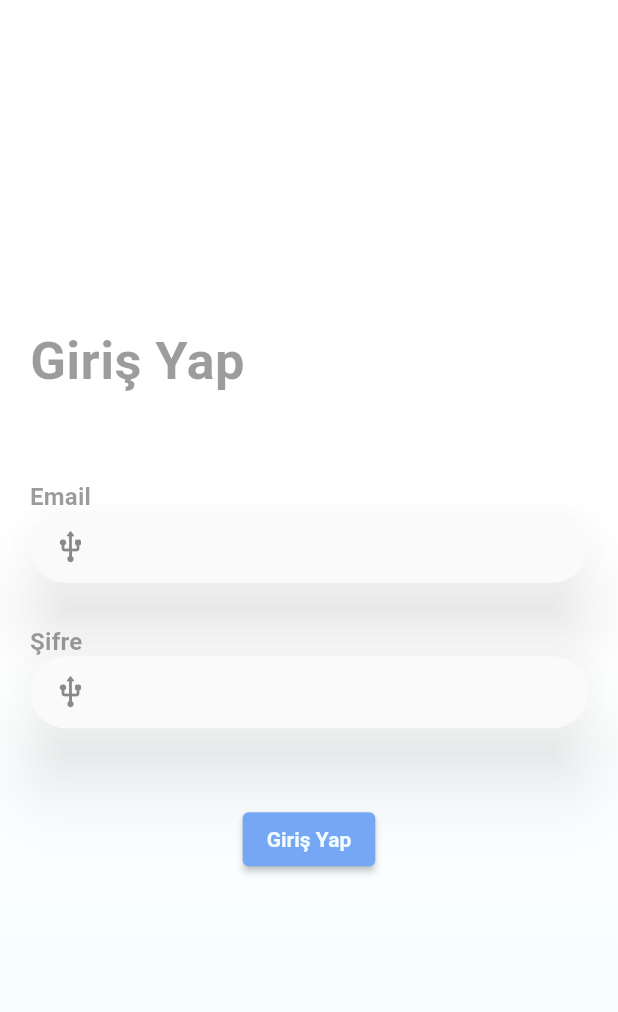
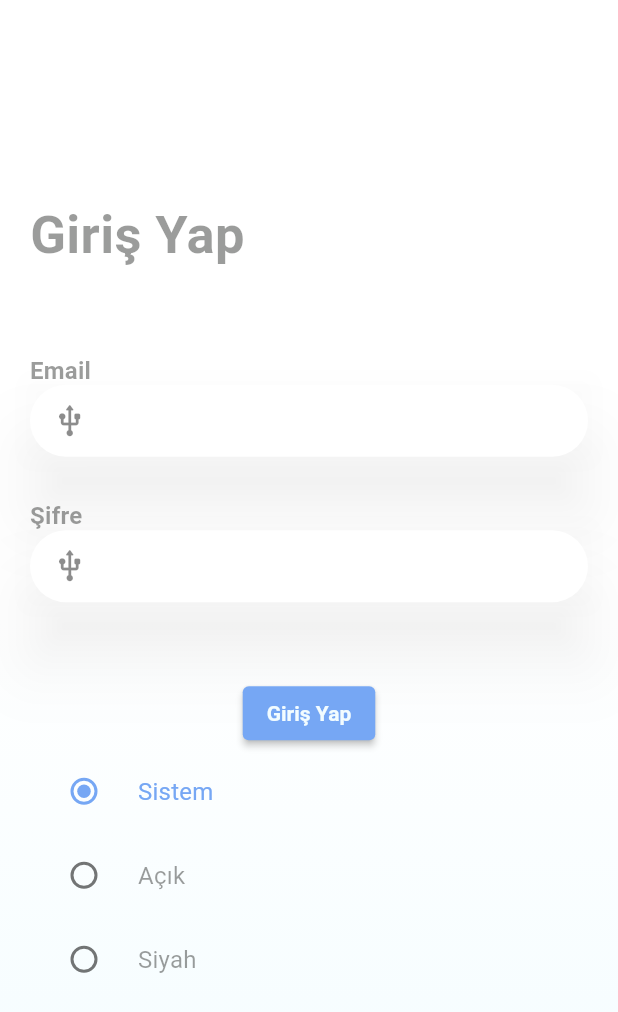
Before and after one commit to furkanyalcindag/comitfy-fuarQR-mobile, a Flutter app: the screen it shows after launch, on a phone screen of 412 x 824 dp. Shown: the top 1012 px of the screen. Run offline on Flutter 3.47's test engine with Material 2 defaults, Android fonts, the phone set to English and light mode, and no system bars; our stand-ins replace get, google_fonts, shared_preferences; missing offline and left inert: qr_code_scanner; generated files the repository leaves out were written again.

Commit message:
Login page design and topic is almost done

```diff
--- a/lib/core/config/app_config.dart
+++ b/lib/core/config/app_config.dart
@@ -7,12 +7,14 @@ class AppConfig extends InheritedWidget {
     required this.appDisplayName,
     required this.appInternalId,
     required this.baseURL,
+    required this.loginPath,
     required Widget child,
   }) : super(key: key, child: child);
 
   final String appDisplayName;
   final int appInternalId;
   final String baseURL;
+  final String loginPath;
 
   static AppConfig? of(BuildContext context) {
     return context.dependOnInheritedWidgetOfExactType<AppConfig>();
--- a/lib/core/envs/main_dev.dart
+++ b/lib/core/envs/main_dev.dart
@@ -12,7 +12,8 @@ void main() {
   var configuredApp = AppConfig(
     appDisplayName: "FuarQR",
     appInternalId: 1,
-    baseURL: '',
+    baseURL: 'http://89.252.140.57:8080',
+    loginPath: '/auth/login',
     child: MyApp(),
   );
   // Provides firebase and internet connection
--- a/lib/core/envs/main_local.dart
+++ b/lib/core/envs/main_local.dart
@@ -12,7 +12,8 @@ void main() {
   var configuredApp = AppConfig(
     appDisplayName: "FuarQR",
     appInternalId: 1,
-    baseURL: '',
+    baseURL: 'http://89.252.140.57:8080',
+    loginPath: '/auth/login',
     child: MyApp(),
   );
   // Provides firebase and internet connection
--- a/lib/core/envs/main_prod.dart
+++ b/lib/core/envs/main_prod.dart
@@ -12,7 +12,8 @@ void main() {
   var configuredApp = AppConfig(
     appDisplayName: "FuarQR",
     appInternalId: 1,
-    baseURL: '',
+    baseURL: 'http://89.252.140.57:8080',
+    loginPath: '/auth/login',
     child: MyApp(),
   );
   // Provides firebase and internet connection
--- a/lib/core/l10n/app_en.arb
+++ b/lib/core/l10n/app_en.arb
@@ -2,5 +2,8 @@
   "signIn": "Kayıt Ol",
   "login": "Giriş Yap",
   "email": "Email",
-  "password": "Password"
+  "password": "Password",
+  "errorEmailEmpty":  "Email cannot be empty",
+  "errorPassEmpty": "Password cannot be empty",
+  "errorPassLength": "Password length must be 8 or greater"
 }
--- a/lib/core/l10n/app_tr.arb
+++ b/lib/core/l10n/app_tr.arb
@@ -2,5 +2,8 @@
   "signIn": "Kayıt Ol",
   "login": "Giriş Yap",
   "email": "Email",
-  "password": "Şifre"
+  "password": "Şifre",
+  "errorEmailEmpty":  "Email boş olmamalı",
+  "errorPassEmpty": "Şifre boş olmamalı",
+  "errorPassLength": "Şifre en az 8 karakter olmalı"
 }
--- a/lib/core/utility/themes.dart
+++ b/lib/core/utility/themes.dart
@@ -8,6 +8,7 @@ class Themes {
       visualDensity: VisualDensity.adaptivePlatformDensity,
       scaffoldBackgroundColor: white,
       iconTheme: const IconThemeData(color: black),
+      primaryColor: white,
       colorScheme: ColorScheme.fromSeed(
         seedColor: white,
         primaryContainer: white,
--- a/lib/view/auth/login_page.dart
+++ b/lib/view/auth/login_page.dart
@@ -3,6 +3,7 @@ import 'package:flutter/src/widgets/container.dart';
 import 'package:flutter/src/widgets/framework.dart';
 import 'package:flutter/widgets.dart';
 import 'package:flutter_gen/gen_l10n/app_localizations.dart';
+import 'package:fuar_qr/core/config/app_config.dart';
 import 'package:fuar_qr/core/utility/constants.dart';
 import 'package:fuar_qr/core/utility/theme_choice.dart';
 import 'package:fuar_qr/view/componentbuilders/textfield_builder.dart';
@@ -17,12 +18,33 @@ class LoginPage extends StatefulWidget {
 }
 
 class _LoginPageState extends State<LoginPage> {
-  late final TextEditingController emailTextFieldController;
+  late final TextEditingController _emailTextFieldController;
+  late final TextEditingController _passwordTextFieldController;
+  final GlobalKey<FormState> formKey = GlobalKey<FormState>();
 
   @override
   void initState() {
     super.initState();
-    emailTextFieldController = TextEditingController();
+    _emailTextFieldController = TextEditingController();
+    _passwordTextFieldController = TextEditingController();
+  }
+
+  Future<void> fetchUserLogin(String email, String password) async {
+    final _loginUrl =
+        AppConfig.of(context)!.baseURL + AppConfig.of(context)!.loginPath;
+    print(_loginUrl);
+    //final response = await loginService.fetchLogin(_baseUrl, email, password);
+    /*if (response != null) {
+      saveToken(response.token ?? '');
+      navigateToHome();
+    }*/
+  }
+
+  void changeButton() {
+    setState(() {
+      fetchUserLogin(
+          _emailTextFieldController.text, _passwordTextFieldController.text);
+    });
   }
 
   @override
@@ -67,12 +89,21 @@ class _LoginPageState extends State<LoginPage> {
                 const SizedBox(
                   height: 60,
                 ),
-                Column(
+                Form(
+                  key: formKey,
+                  child: Column(
                     children: [
                       buildTextField(
                         labelText: AppLocalizations.of(context)!.email,
                         context: context,
-                      controller: emailTextFieldController,
+                        controller: _emailTextFieldController,
+                        validator: (value) {
+                          if (value!.isEmpty == true) {
+                            return AppLocalizations.of(context)!
+                                .errorEmailEmpty;
+                          }
+                          return null;
+                        },
                       ),
                       const SizedBox(
                         height: 30,
@@ -80,18 +111,33 @@ class _LoginPageState extends State<LoginPage> {
                       buildTextField(
                         labelText: AppLocalizations.of(context)!.password,
                         context: context,
-                      controller: emailTextFieldController,
+                        controller: _passwordTextFieldController,
+                        isPassword: true,
+                        validator: (value) {
+                          if (value!.isEmpty == true) {
+                            return AppLocalizations.of(context)!.errorPassEmpty;
+                          }
+                          if (value.length < 8) {
+                            return AppLocalizations.of(context)!
+                                .errorPassLength;
+                          }
+                          return null;
+                        },
                       ),
                       const SizedBox(
                         height: 50,
                       ),
                       ElevatedButton(
-                      onPressed: () => {
-                        Get.off(() => Home()),
+                        onPressed: () {
+                          if (formKey.currentState?.validate() ?? false) {
+                            return changeButton();
+                          }
                         },
                         child: Text(AppLocalizations.of(context)!.login),
                       ),
+                      ThemeChoice(),
                     ],
+                  ),
                 ),
               ],
             ),
--- a/lib/view/componentbuilders/textfield_builder.dart
+++ b/lib/view/componentbuilders/textfield_builder.dart
@@ -2,34 +2,62 @@
 
 import 'package:flutter/material.dart';
 import 'package:fuar_qr/view/componentbuilders/label_builder.dart';
+import 'package:flutter_gen/gen_l10n/app_localizations.dart';
 
 Widget buildTextField(
     {required BuildContext context,
     required TextEditingController controller,
     String? labelText,
-    String? hintText}) {
+    String? hintText,
+    bool isPassword = false,
+    required String? Function(String? value)? validator}) {
   return ConstrainedBox(
     constraints: BoxConstraints(maxWidth: 600),
     child: Column(
       children: [
         buildLabel(context: context, text: labelText),
         Material(
-          borderRadius: BorderRadius.circular(100),
           elevation: 20,
-          shadowColor: Colors.black.withOpacity(0.5),
-          child: TextField(
+          color: Colors.transparent,
+          shadowColor: Colors.black.withOpacity(0.3),
+          child: TextFormField(
+            obscureText: isPassword ? true : false,
+            enableSuggestions: isPassword ? false : true,
+            autocorrect: false,
+            autovalidateMode: AutovalidateMode.onUserInteraction,
+            validator: validator,
             controller: controller,
-            autocorrect: false,
             style: Theme.of(context).textTheme.subtitle1!,
             decoration: InputDecoration(
               border: InputBorder.none,
               hintText: hintText,
+              filled: true,
+              fillColor: Theme.of(context).primaryColor,
               hintStyle: Theme.of(context).textTheme.subtitle1!,
-              contentPadding: EdgeInsets.fromLTRB(20.0, 10.0, 20.0, 10.0),
-              icon: Container(
-                  width: 15,
-                  padding: EdgeInsets.only(left: 15),
+              contentPadding: EdgeInsets.fromLTRB(20.0, 15.0, 20.0, 10.0),
+              prefixIcon: Container(
+                  padding: EdgeInsets.only(left: 5),
                   child: Icon(Icons.usb_rounded)),
+              enabledBorder: OutlineInputBorder(
+                borderSide: BorderSide.none,
+                borderRadius: BorderRadius.circular(100),
+              ),
+              errorBorder: OutlineInputBorder(
+                borderSide: BorderSide.none,
+                borderRadius: BorderRadius.circular(100),
+              ),
+              focusedBorder: OutlineInputBorder(
+                borderSide: BorderSide.none,
+                borderRadius: BorderRadius.circular(100),
+              ),
+              disabledBorder: OutlineInputBorder(
+                borderSide: BorderSide.none,
+                borderRadius: BorderRadius.circular(100),
+              ),
+              focusedErrorBorder: OutlineInputBorder(
+                borderSide: BorderSide.none,
+                borderRadius: BorderRadius.circular(100),
+              ),
             ),
           ),
         ),
```
Lines whose indentation alone changed are shown as unchanged.
